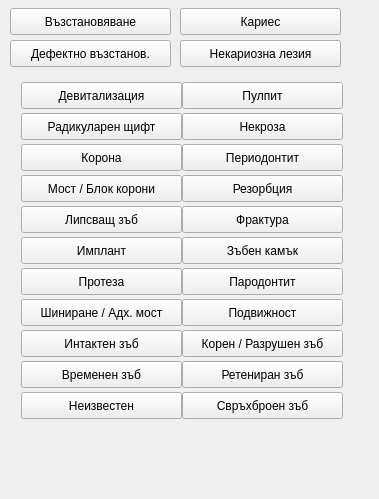
Old version of the form src/View/SubWidgets/ControlPanel.ui in the repository thefinalcutbg/DinoDent.
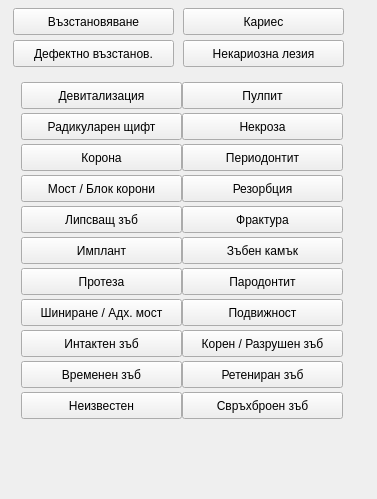
New version of the form. Custom widgets are drawn as their Qt base class.

Commit message: new statuses disabled from UI

Diff of the .ui file:
```diff
--- a/src/View/SubWidgets/ControlPanel.ui
+++ b/src/View/SubWidgets/ControlPanel.ui
@@ -6,14 +6,14 @@
    <rect>
     <x>0</x>
     <y>0</y>
-    <width>379</width>
+    <width>377</width>
     <height>499</height>
    </rect>
   </property>
   <widget class="StatusButton" name="Caries">
    <property name="geometry">
     <rect>
-     <x>180</x>
+     <x>183</x>
      <y>8</y>
      <width>161</width>
      <height>27</height>
@@ -50,7 +50,7 @@
   <widget class="StatusButton" name="Restoration">
    <property name="geometry">
     <rect>
-     <x>10</x>
+     <x>13</x>
      <y>8</y>
      <width>161</width>
      <height>27</height>
@@ -789,7 +789,7 @@
   <widget class="StatusButton" name="DefResto">
    <property name="geometry">
     <rect>
-     <x>10</x>
+     <x>13</x>
      <y>40</y>
      <width>161</width>
      <height>27</height>
@@ -826,7 +826,7 @@
   <widget class="StatusButton" name="NonCaries">
    <property name="geometry">
     <rect>
-     <x>180</x>
+     <x>183</x>
      <y>40</y>
      <width>161</width>
      <height>27</height>
```
The commit also changes 7 other files.
